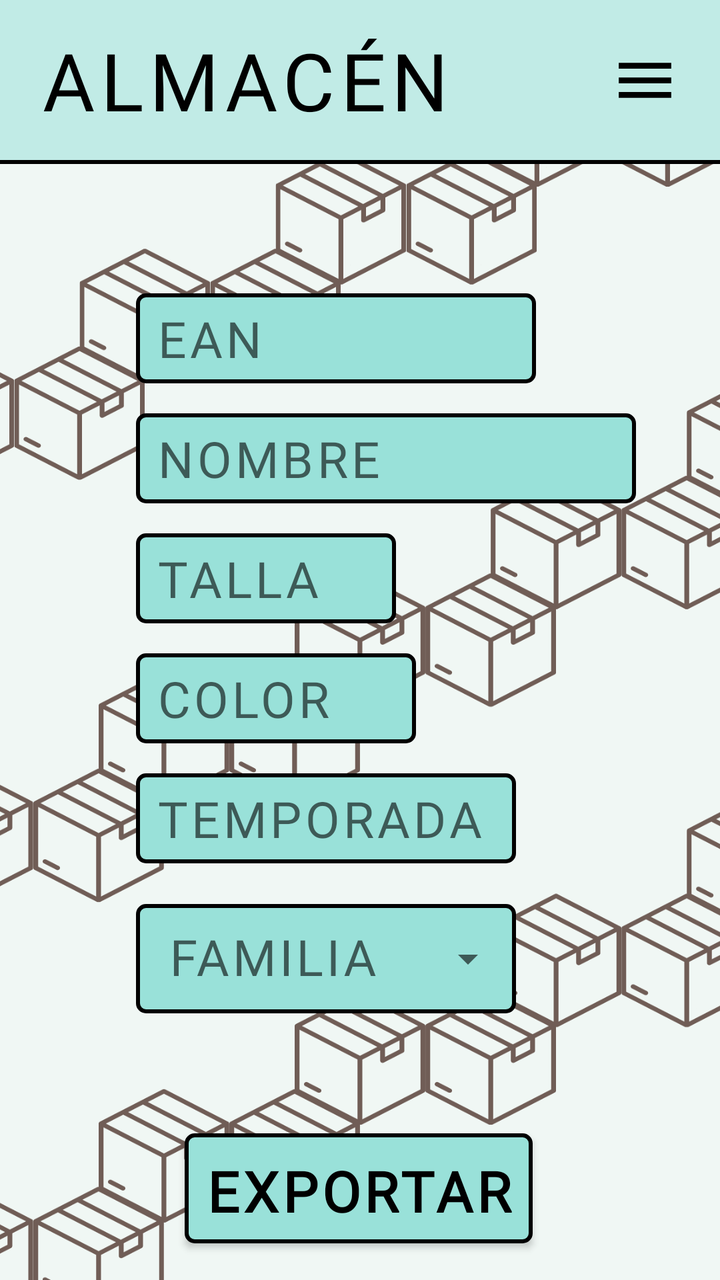
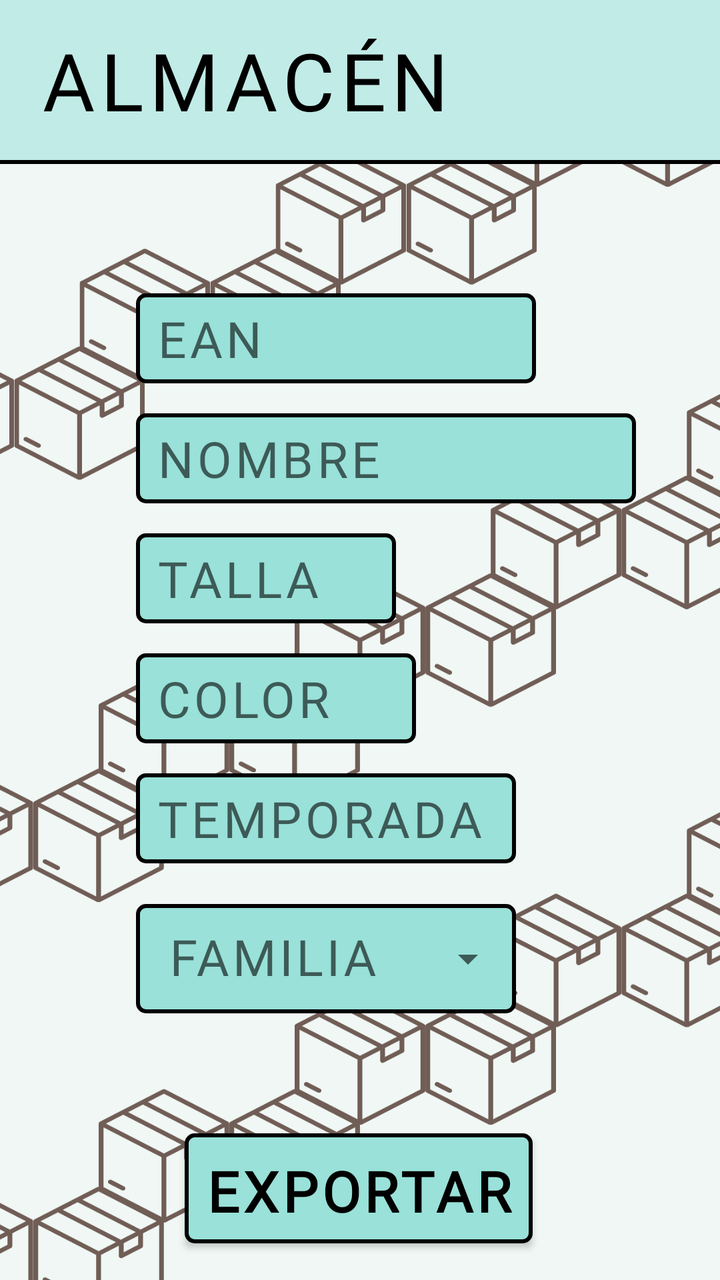

Screens rendered from an Android XML layout before and after an edit, with the pre-edit source and the edit as a unified diff.
<!-- AndroidManifest.xml: application theme Theme.Gestock -->
<!-- res/layout/stock_search.xml -->
<?xml version="1.0" encoding="utf-8"?>
<androidx.drawerlayout.widget.DrawerLayout xmlns:android="http://schemas.android.com/apk/res/android" xmlns:app="http://schemas.android.com/apk/res-auto"
    android:id="@+id/drawer_layout"
    android:fitsSystemWindows="true"
    android:layout_width="match_parent"
    android:layout_height="match_parent">
    <ImageView
        android:background="@drawable/stocksearch_background"
        android:layout_width="match_parent"
        android:layout_height="match_parent"/>
    <androidx.constraintlayout.widget.ConstraintLayout
        android:id="@+id/stocksearch"
        android:layout_width="match_parent"
        android:layout_height="match_parent">
        <TextView
            android:id="@+id/textView3"
            android:background="@color/blau_adapter"
            android:layout_width="match_parent"
            android:layout_height="80dp"
            app:layout_constraintTop_toTopOf="parent"/>
        <TextView
            android:id="@+id/blackline_textView"
            android:background="@color/black"
            android:layout_width="match_parent"
            android:layout_height="2dp"
            app:layout_constraintTop_toBottomOf="@+id/textView3"/>
        <TextView
            android:textSize="40sp"
            android:textColor="@color/black"
            android:id="@+id/nombre_almacen"
            android:layout_width="wrap_content"
            android:layout_height="wrap_content"
            android:layout_margin="20dp"
            android:text="ALMACÉN"
            android:fontFamily="@font/abhaya_libre"
            android:letterSpacing="0.07"
            app:layout_constraintBottom_toBottomOf="@+id/textView3"
            app:layout_constraintStart_toStartOf="parent"
            app:layout_constraintTop_toTopOf="@+id/textView3"/>
        <androidx.appcompat.widget.AppCompatButton
            android:id="@+id/boton_menu"
            android:background="@drawable/menu_icon_24"
            android:layout_width="35dp"
            android:layout_height="35dp"
            android:layout_margin="20dp"
            app:layout_constraintBottom_toBottomOf="@+id/nombre_almacen"
            app:layout_constraintEnd_toEndOf="parent"
            app:layout_constraintTop_toTopOf="@+id/nombre_almacen"/>
        <EditText
            android:textSize="25sp"
            android:textColor="@color/black"
            android:id="@+id/ean_entrado"
            android:background="@drawable/border_line_edittext"
            android:layout_width="200dp"
            android:layout_height="45dp"
            android:layout_marginTop="80dp"
            android:hint="EAN"
            android:maxLength="13"
            android:inputType="number"
            android:fontFamily="@font/abhaya_libre"
            android:layout_marginStart="68dp"
            android:letterSpacing="0.07"
            app:layout_constraintStart_toStartOf="parent"
            app:layout_constraintTop_toBottomOf="@+id/nombre_almacen"/>
        <EditText
            android:textSize="25sp"
            android:textColor="@color/black"
            android:id="@+id/talla_entrada"
            android:background="@drawable/border_line_edittext"
            android:layout_width="130dp"
            android:layout_height="45dp"
            android:layout_marginTop="15dp"
            android:hint="TALLA"
            android:maxLength="3"
            android:inputType="text"
            android:fontFamily="@font/abhaya_libre"
            android:letterSpacing="0.07"
            app:layout_constraintStart_toStartOf="@+id/nombre_entrado"
            app:layout_constraintTop_toBottomOf="@+id/nombre_entrado"/>
        <EditText
            android:textSize="25sp"
            android:textColor="@color/black"
            android:id="@+id/color_entrado"
            android:background="@drawable/border_line_edittext"
            android:layout_width="140dp"
            android:layout_height="45dp"
            android:layout_marginTop="15dp"
            android:hint="COLOR"
            android:inputType="text"
            android:fontFamily="@font/abhaya_libre"
            android:letterSpacing="0.07"
            app:layout_constraintStart_toStartOf="@+id/talla_entrada"
            app:layout_constraintTop_toBottomOf="@+id/talla_entrada"/>
        <EditText
            android:textSize="25sp"
            android:textColor="@color/black"
            android:id="@+id/temporada_entrada"
            android:background="@drawable/border_line_edittext"
            android:layout_width="190dp"
            android:layout_height="45dp"
            android:layout_marginTop="15dp"
            android:hint="TEMPORADA"
            android:maxLength="4"
            android:inputType="text"
            android:fontFamily="@font/abhaya_libre"
            android:letterSpacing="0.07"
            app:layout_constraintStart_toStartOf="@+id/color_entrado"
            app:layout_constraintTop_toBottomOf="@+id/color_entrado"/>
        <com.google.android.material.textfield.TextInputLayout
            android:id="@+id/familia_entrada"
            android:layout_width="190dp"
            android:layout_height="60dp"
            android:layout_marginTop="15dp"
            app:layout_constraintStart_toStartOf="@+id/temporada_entrada"
            app:layout_constraintTop_toBottomOf="@+id/temporada_entrada"
            style="@style/Widget.MaterialComponents.TextInputLayout.OutlinedBox.ExposedDropdownMenu">
            <AutoCompleteTextView
                android:textSize="25sp"
                android:textColor="@color/black"
                android:id="@+id/auto_complete_familia"
                android:background="@drawable/border_line_edittext"
                android:layout_width="match_parent"
                android:layout_height="match_parent"
                android:hint="FAMILIA"
                android:inputType="text"
                android:dropDownHeight="180dp"
                android:fontFamily="@font/abhaya_libre"
                android:letterSpacing="0.07"/>
        </com.google.android.material.textfield.TextInputLayout>
        <HorizontalScrollView
            android:scrollbars="none"
            android:layout_width="190dp"
            android:layout_height="wrap_content"
            app:layout_constraintStart_toStartOf="@+id/familia_entrada"
            app:layout_constraintTop_toBottomOf="@+id/familia_entrada">
            <com.google.android.material.chip.ChipGroup
                android:id="@+id/chip_group_familia"
                android:layout_width="wrap_content"
                android:layout_height="wrap_content"
                android:layout_marginTop="5dp"
                android:layout_marginBottom="10dp"
                app:singleLine="true"/>
        </HorizontalScrollView>
        <EditText
            android:textSize="25sp"
            android:textColor="@color/black"
            android:id="@+id/nombre_entrado"
            android:background="@drawable/border_line_edittext"
            android:layout_width="250dp"
            android:layout_height="45dp"
            android:layout_marginTop="15dp"
            android:hint="NOMBRE"
            android:inputType="text"
            android:fontFamily="@font/abhaya_libre"
            android:letterSpacing="0.07"
            app:layout_constraintStart_toStartOf="@+id/ean_entrado"
            app:layout_constraintTop_toBottomOf="@+id/ean_entrado"/>
        <androidx.appcompat.widget.AppCompatButton
            android:textSize="28sp"
            android:textStyle="bold"
            android:textColor="@color/black"
            android:id="@+id/boton_exportar_resultados"
            android:background="@drawable/border_line"
            android:layout_width="wrap_content"
            android:layout_height="55dp"
            android:layout_marginTop="60dp"
            android:text="EXPORTAR"
            android:fontFamily="@font/abhaya_libre"
            android:letterSpacing="0.07"
            app:layout_constraintEnd_toEndOf="parent"
            app:layout_constraintHorizontal_bias="0.497"
            app:layout_constraintStart_toStartOf="parent"
            app:layout_constraintTop_toBottomOf="@+id/familia_entrada"/>
    </androidx.constraintlayout.widget.ConstraintLayout>
    <include layout="@layout/menu_stocksearch"/>
</androidx.drawerlayout.widget.DrawerLayout>
<!-- res/layout/menu_stocksearch.xml (included above) -->
<?xml version="1.0" encoding="utf-8"?>
<androidx.constraintlayout.widget.ConstraintLayout xmlns:android="http://schemas.android.com/apk/res/android" xmlns:app="http://schemas.android.com/apk/res-auto"
    android:layout_gravity="end"
    android:background="@color/white"
    android:layout_width="wrap_content"
    android:layout_height="match_parent">
    <com.google.android.material.navigation.NavigationView
        android:layout_gravity="end"
        android:id="@+id/nav_menu"
        android:background="@color/white"
        android:layout_width="wrap_content"
        android:layout_height="wrap_content"
        app:headerLayout="@layout/nav_header"
        app:layout_constraintEnd_toEndOf="parent"
        app:layout_constraintTop_toTopOf="parent"
        app:menu="@menu/navigation_menu"/>
    <TextView
        android:textSize="20sp"
        android:textStyle="bold"
        android:textColor="@color/black"
        android:gravity="center_horizontal"
        android:id="@+id/textview_importando"
        android:visibility="gone"
        android:layout_width="200dp"
        android:layout_height="wrap_content"
        android:layout_marginTop="50dp"
        android:text="Importando Catalogo_ZZZ"
        android:fontFamily="@font/abhaya_libre"
        android:letterSpacing="0.07"
        app:layout_constraintEnd_toEndOf="parent"
        app:layout_constraintStart_toStartOf="parent"
        app:layout_constraintTop_toBottomOf="@+id/nav_menu"/>
    <ProgressBar
        android:id="@+id/progresbar_importando"
        android:visibility="gone"
        android:layout_width="50dp"
        android:layout_height="50dp"
        android:layout_marginTop="10dp"
        app:layout_constraintEnd_toEndOf="parent"
        app:layout_constraintStart_toStartOf="parent"
        app:layout_constraintTop_toBottomOf="@+id/textview_importando"/>
    <androidx.appcompat.widget.AppCompatButton
        android:textSize="22sp"
        android:textStyle="bold"
        android:textColor="@color/black"
        android:id="@+id/boton_almacen_virtual"
        android:background="@drawable/border_line"
        android:layout_width="match_parent"
        android:layout_height="55dp"
        android:layout_margin="15dp"
        android:text="ALMACÉN VIRTUAL"
        android:fontFamily="@font/abhaya_libre"
        android:letterSpacing="0.07"
        app:layout_constraintBottom_toBottomOf="parent"
        app:layout_constraintEnd_toEndOf="parent"
        app:layout_constraintStart_toStartOf="parent"/>
</androidx.constraintlayout.widget.ConstraintLayout>
<!-- res/layout/nav_header.xml (included above) -->
<?xml version="1.0" encoding="utf-8"?>
<androidx.constraintlayout.widget.ConstraintLayout xmlns:android="http://schemas.android.com/apk/res/android" xmlns:app="http://schemas.android.com/apk/res-auto"
    android:layout_width="match_parent"
    android:layout_height="wrap_content">
    <TextView
        android:textSize="45sp"
        android:textStyle="bold"
        android:textColor="@color/black"
        android:id="@+id/nombre_almacen_navigation"
        android:layout_width="wrap_content"
        android:layout_height="wrap_content"
        android:layout_margin="10dp"
        android:text="ALMACÉN"
        android:fontFamily="@font/abhaya_libre"
        android:letterSpacing="0.07"
        app:layout_constraintStart_toStartOf="parent"
        app:layout_constraintTop_toTopOf="parent"/>
    <TextView
        android:textSize="20sp"
        android:textStyle="bold"
        android:textColor="@color/black"
        android:id="@+id/codigo_almacen_navigation"
        android:layout_width="wrap_content"
        android:layout_height="wrap_content"
        android:text="código almacén"
        android:fontFamily="@font/abhaya_libre"
        android:letterSpacing="0.07"
        app:layout_constraintStart_toStartOf="@+id/nombre_almacen_navigation"
        app:layout_constraintTop_toBottomOf="@+id/nombre_almacen_navigation"/>
    <TextView
        android:id="@+id/blackline_textView"
        android:background="@color/black"
        android:layout_width="match_parent"
        android:layout_height="2dp"
        android:layout_marginTop="10dp"
        app:layout_constraintTop_toBottomOf="@+id/codigo_almacen_navigation"/>
</androidx.constraintlayout.widget.ConstraintLayout>
<!-- resources referenced by this layout -->
<resources>
  <color name="black">#ff000000</color>
  <color name="blau_adapter">#c1ebe6</color>
  <color name="white">#ffffffff</color>
  <!-- drawable border_line (drawable) -->
  <?xml version="1.0" encoding="utf-8"?>
  <shape xmlns:android="http://schemas.android.com/apk/res/android">
      <solid android:color="#99e1d9"/>
      <stroke
          android:width="2dp"
          android:color="#000000"/>
      <corners android:radius="4dp"/>
      <padding
          android:left="10dp"
          android:top="10dp"
          android:right="10dp"
          android:bottom="10dp"/>
  </shape>
  <!-- drawable border_line_edittext (drawable) -->
  <?xml version="1.0" encoding="utf-8"?>
  <shape xmlns:android="http://schemas.android.com/apk/res/android">
      <solid android:color="#99e1d9"/>
      <stroke
          android:width="2dp"
          android:color="#000000"/>
      <corners android:radius="4dp"/>
      <padding android:left="10dp"/>
  </shape>
  <!-- drawable menu_icon_24 (drawable) -->
  <?xml version="1.0" encoding="utf-8"?>
  <vector xmlns:android="http://schemas.android.com/apk/res/android"
      android:tint="#000000"
      android:height="24dp"
      android:width="24dp"
      android:viewportWidth="24"
      android:viewportHeight="24">
      <path
          android:fillColor="@android:color/white"
          android:pathData="M3,18h18v-2L3,16v2zM3,13h18v-2L3,11v2zM3,6v2h18L21,6L3,6z"/>
  </vector>
  <!-- drawable stocksearch_background: png bitmap (drawable-mdpi, 49723 bytes) -->
  <style name="Theme.Gestock" parent="Theme.MaterialComponents.DayNight.NoActionBar.Bridge">
          <item name="colorOnPrimary">@color/white</item>
          <item name="colorOnSecondary">@color/black</item>
          <item name="colorPrimary">@color/black_34</item>
          <item name="colorPrimaryVariant">@color/purple_700</item>
          <item name="colorSecondary">@color/teal_200</item>
          <item name="colorSecondaryVariant">@color/teal_700</item>
      </style>
  <color name="black_34">#57090909</color>
  <color name="purple_700">#ff3700b3</color>
  <color name="teal_200">#ff03dac5</color>
  <color name="teal_700">#ff018786</color>
</resources>

<!-- the commit's change to res/layout/stock_search.xml (unified diff, before → after) -->
@@ -1,272 +1,170 @@
 <?xml version="1.0" encoding="utf-8"?>
-<androidx.drawerlayout.widget.DrawerLayout xmlns:android="http://schemas.android.com/apk/res/android" xmlns:app="http://schemas.android.com/apk/res-auto"
-    android:id="@+id/drawer_layout"
-    android:fitsSystemWindows="true"
+<androidx.constraintlayout.widget.ConstraintLayout
+    xmlns:android="http://schemas.android.com/apk/res/android"
+    xmlns:app="http://schemas.android.com/apk/res-auto"
+
+    android:id="@+id/stocksearch"
     android:layout_width="match_parent"
-    android:layout_height="match_parent">
-    <ImageView
-        android:background="@drawable/stocksearch_background"
+    android:layout_height="match_parent"
+
+    android:background="@drawable/stocksearch_background">
+
+    <TextView
+        android:id="@+id/textView3"
+        android:background="@color/blau_adapter"
         android:layout_width="match_parent"
-        android:layout_height="match_parent"/>
-    <androidx.constraintlayout.widget.ConstraintLayout
-        android:id="@+id/stocksearch"
-        android:layout_width="match_parent"
-        android:layout_height="match_parent">
-        <TextView
-            android:id="@+id/textView3"
-            android:background="@color/blau_adapter"
-            android:layout_width="match_parent"
-            android:layout_height="80dp"
-            app:layout_constraintTop_toTopOf="parent"/>
-        <TextView
-            android:id="@+id/blackline_textView"
-            android:background="@color/black"
-            android:layout_width="match_parent"
-            android:layout_height="2dp"
-            app:layout_constraintTop_toBottomOf="@+id/textView3"/>
-        <TextView
-            android:textSize="40sp"
-            android:textColor="@color/black"
-            android:id="@+id/nombre_almacen"
-            android:layout_width="wrap_content"
-            android:layout_height="wrap_content"
-            android:layout_margin="20dp"
-            android:text="ALMACÉN"
-            android:fontFamily="@font/abhaya_libre"
-            android:letterSpacing="0.07"
-            app:layout_constraintBottom_toBottomOf="@+id/textView3"
-            app:layout_constraintStart_toStartOf="parent"
-            app:layout_constraintTop_toTopOf="@+id/textView3"/>
-        <androidx.appcompat.widget.AppCompatButton
-            android:id="@+id/boton_menu"
-            android:background="@drawable/menu_icon_24"
-            android:layout_width="35dp"
-            android:layout_height="35dp"
-            android:layout_margin="20dp"
-            app:layout_constraintBottom_toBottomOf="@+id/nombre_almacen"
-            app:layout_constraintEnd_toEndOf="parent"
-            app:layout_constraintTop_toTopOf="@+id/nombre_almacen"/>
-        <EditText
-            android:textSize="25sp"
-            android:textColor="@color/black"
-            android:id="@+id/ean_entrado"
-            android:background="@drawable/border_line_edittext"
-            android:layout_width="200dp"
-            android:layout_height="45dp"
-            android:layout_marginTop="80dp"
-            android:hint="EAN"
-            android:maxLength="13"
-            android:inputType="number"
-            android:fontFamily="@font/abhaya_libre"
-            android:layout_marginStart="68dp"
-            android:letterSpacing="0.07"
-            app:layout_constraintStart_toStartOf="parent"
-            app:layout_constraintTop_toBottomOf="@+id/nombre_almacen"/>
-        <EditText
-            android:textSize="25sp"
-            android:textColor="@color/black"
-            android:id="@+id/talla_entrada"
-            android:background="@drawable/border_line_edittext"
-            android:layout_width="130dp"
-            android:layout_height="45dp"
-            android:layout_marginTop="15dp"
-            android:hint="TALLA"
-            android:maxLength="3"
-            android:inputType="text"
-            android:fontFamily="@font/abhaya_libre"
-            android:letterSpacing="0.07"
-            app:layout_constraintStart_toStartOf="@+id/nombre_entrado"
-            app:layout_constraintTop_toBottomOf="@+id/nombre_entrado"/>
-        <EditText
-            android:textSize="25sp"
-            android:textColor="@color/black"
-            android:id="@+id/color_entrado"
-            android:background="@drawable/border_line_edittext"
-            android:layout_width="140dp"
-            android:layout_height="45dp"
-            android:layout_marginTop="15dp"
-            android:hint="COLOR"
-            android:inputType="text"
-            android:fontFamily="@font/abhaya_libre"
-            android:letterSpacing="0.07"
-            app:layout_constraintStart_toStartOf="@+id/talla_entrada"
-            app:layout_constraintTop_toBottomOf="@+id/talla_entrada"/>
-        <EditText
-            android:textSize="25sp"
-            android:textColor="@color/black"
-            android:id="@+id/temporada_entrada"
-            android:background="@drawable/border_line_edittext"
-            android:layout_width="190dp"
-            android:layout_height="45dp"
-            android:layout_marginTop="15dp"
-            android:hint="TEMPORADA"
-            android:maxLength="4"
-            android:inputType="text"
-            android:fontFamily="@font/abhaya_libre"
-            android:letterSpacing="0.07"
-            app:layout_constraintStart_toStartOf="@+id/color_entrado"
-            app:layout_constraintTop_toBottomOf="@+id/color_entrado"/>
-        <com.google.android.material.textfield.TextInputLayout
-            android:id="@+id/familia_entrada"
-            android:layout_width="190dp"
-            android:layout_height="60dp"
-            android:layout_marginTop="15dp"
-            app:layout_constraintStart_toStartOf="@+id/temporada_entrada"
-            app:layout_constraintTop_toBottomOf="@+id/temporada_entrada"
-            style="@style/Widget.MaterialComponents.TextInputLayout.OutlinedBox.ExposedDropdownMenu">
-            <AutoCompleteTextView
-                android:textSize="25sp"
-                android:textColor="@color/black"
-                android:id="@+id/auto_complete_familia"
-                android:background="@drawable/border_line_edittext"
-                android:layout_width="match_parent"
-                android:layout_height="match_parent"
-                android:hint="FAMILIA"
-                android:inputType="text"
-                android:dropDownHeight="180dp"
-                android:fontFamily="@font/abhaya_libre"
-                android:letterSpacing="0.07"/>
-        </com.google.android.material.textfield.TextInputLayout>
-        <HorizontalScrollView
-            android:scrollbars="none"
-            android:layout_width="190dp"
-            android:layout_height="wrap_content"
-            app:layout_constraintStart_toStartOf="@+id/familia_entrada"
-            app:layout_constraintTop_toBottomOf="@+id/familia_entrada">
-            <com.google.android.material.chip.ChipGroup
-                android:id="@+id/chip_group_familia"
-                android:layout_width="wrap_content"
-                android:layout_height="wrap_content"
-                android:layout_marginTop="5dp"
-                android:layout_marginBottom="10dp"
-                app:singleLine="true"/>
-        </HorizontalScrollView>
-        <EditText
-            android:textSize="25sp"
-            android:textColor="@color/black"
-            android:id="@+id/nombre_entrado"
-            android:background="@drawable/border_line_edittext"
-            android:layout_width="250dp"
-            android:layout_height="45dp"
-            android:layout_marginTop="15dp"
-            android:hint="NOMBRE"
-            android:inputType="text"
-            android:fontFamily="@font/abhaya_libre"
-            android:letterSpacing="0.07"
-            app:layout_constraintStart_toStartOf="@+id/ean_entrado"
-            app:layout_constraintTop_toBottomOf="@+id/ean_entrado"/>
-        <androidx.appcompat.widget.AppCompatButton
-            android:textSize="28sp"
-            android:textStyle="bold"
-            android:textColor="@color/black"
-            android:id="@+id/boton_exportar_resultados"
-            android:background="@drawable/border_line"
-            android:layout_width="wrap_content"
-            android:layout_height="55dp"
-            android:layout_marginTop="60dp"
-            android:text="EXPORTAR"
-            android:fontFamily="@font/abhaya_libre"
-            android:letterSpacing="0.07"
-            app:layout_constraintEnd_toEndOf="parent"
-            app:layout_constraintHorizontal_bias="0.497"
-            app:layout_constraintStart_toStartOf="parent"
-            app:layout_constraintTop_toBottomOf="@+id/familia_entrada"/>
-    </androidx.constraintlayout.widget.ConstraintLayout>
-    <include layout="@layout/menu_stocksearch"/>
-</androidx.drawerlayout.widget.DrawerLayout>
-<!-- res/layout/menu_stocksearch.xml (included above) -->
-<?xml version="1.0" encoding="utf-8"?>
-<androidx.constraintlayout.widget.ConstraintLayout xmlns:android="http://schemas.android.com/apk/res/android" xmlns:app="http://schemas.android.com/apk/res-auto"
-    android:layout_gravity="end"
-    android:background="@color/white"
-    android:layout_width="wrap_content"
-    android:layout_height="match_parent">
-    <com.google.android.material.navigation.NavigationView
-        android:layout_gravity="end"
-        android:id="@+id/nav_menu"
-        android:background="@color/white"
-        android:layout_width="wrap_content"
-        android:layout_height="wrap_content"
-        app:headerLayout="@layout/nav_header"
-        app:layout_constraintEnd_toEndOf="parent"
-        app:layout_constraintTop_toTopOf="parent"
-        app:menu="@menu/navigation_menu"/>
-    <TextView
-        android:textSize="20sp"
-        android:textStyle="bold"
-        android:textColor="@color/black"
-        android:gravity="center_horizontal"
-        android:id="@+id/textview_importando"
-        android:visibility="gone"
-        android:layout_width="200dp"
-        android:layout_height="wrap_content"
-        android:layout_marginTop="50dp"
-        android:text="Importando Catalogo_ZZZ"
-        android:fontFamily="@font/abhaya_libre"
-        android:letterSpacing="0.07"
-        app:layout_constraintEnd_toEndOf="parent"
-        app:layout_constraintStart_toStartOf="parent"
-        app:layout_constraintTop_toBottomOf="@+id/nav_menu"/>
-    <ProgressBar
-        android:id="@+id/progresbar_importando"
-        android:visibility="gone"
-        android:layout_width="50dp"
-        android:layout_height="50dp"
-        android:layout_marginTop="10dp"
-        app:layout_constraintEnd_toEndOf="parent"
-        app:layout_constraintStart_toStartOf="parent"
-        app:layout_constraintTop_toBottomOf="@+id/textview_importando"/>
-    <androidx.appcompat.widget.AppCompatButton
-        android:textSize="22sp"
-        android:textStyle="bold"
-        android:textColor="@color/black"
-        android:id="@+id/boton_almacen_virtual"
-        android:background="@drawable/border_line"
-        android:layout_width="match_parent"
-        android:layout_height="55dp"
-        android:layout_margin="15dp"
-        android:text="ALMACÉN VIRTUAL"
-        android:fontFamily="@font/abhaya_libre"
-        android:letterSpacing="0.07"
-        app:layout_constraintBottom_toBottomOf="parent"
-        app:layout_constraintEnd_toEndOf="parent"
-        app:layout_constraintStart_toStartOf="parent"/>
-</androidx.constraintlayout.widget.ConstraintLayout>
-<!-- res/layout/nav_header.xml (included above) -->
-<?xml version="1.0" encoding="utf-8"?>
-<androidx.constraintlayout.widget.ConstraintLayout xmlns:android="http://schemas.android.com/apk/res/android" xmlns:app="http://schemas.android.com/apk/res-auto"
-    android:layout_width="match_parent"
-    android:layout_height="wrap_content">
-    <TextView
-        android:textSize="45sp"
-        android:textStyle="bold"
-        android:textColor="@color/black"
-        android:id="@+id/nombre_almacen_navigation"
-        android:layout_width="wrap_content"
-        android:layout_height="wrap_content"
-        android:layout_margin="10dp"
-        android:text="ALMACÉN"
-        android:fontFamily="@font/abhaya_libre"
-        android:letterSpacing="0.07"
-        app:layout_constraintStart_toStartOf="parent"
+        android:layout_height="80dp"
         app:layout_constraintTop_toTopOf="parent"/>
-    <TextView
-        android:textSize="20sp"
-        android:textStyle="bold"
-        android:textColor="@color/black"
-        android:id="@+id/codigo_almacen_navigation"
-        android:layout_width="wrap_content"
-        android:layout_height="wrap_content"
-        android:text="código almacén"
-        android:fontFamily="@font/abhaya_libre"
-        android:letterSpacing="0.07"
-        app:layout_constraintStart_toStartOf="@+id/nombre_almacen_navigation"
-        app:layout_constraintTop_toBottomOf="@+id/nombre_almacen_navigation"/>
     <TextView
         android:id="@+id/blackline_textView"
         android:background="@color/black"
         android:layout_width="match_parent"
         android:layout_height="2dp"
-        android:layout_marginTop="10dp"
-        app:layout_constraintTop_toBottomOf="@+id/codigo_almacen_navigation"/>
+        app:layout_constraintTop_toBottomOf="@+id/textView3"/>
+    <TextView
+        android:textSize="40sp"
+        android:textColor="@color/black"
+        android:id="@+id/nombre_almacen"
+        android:layout_width="wrap_content"
+        android:layout_height="wrap_content"
+        android:layout_margin="20dp"
+        android:text="ALMACÉN"
+        android:fontFamily="@font/abhaya_libre"
+        android:letterSpacing="0.07"
+        app:layout_constraintBottom_toBottomOf="@+id/textView3"
+        app:layout_constraintStart_toStartOf="parent"
+        app:layout_constraintTop_toTopOf="@+id/textView3"/>
+
+    <EditText
+        android:textSize="25sp"
+        android:textColor="@color/black"
+        android:id="@+id/ean_entrado"
+        android:background="@drawable/border_line_edittext"
+        android:layout_width="200dp"
+        android:layout_height="45dp"
+        android:layout_marginTop="80dp"
+        android:hint="EAN"
+        android:maxLength="13"
+        android:inputType="number"
+        android:fontFamily="@font/abhaya_libre"
+        android:layout_marginStart="68dp"
+        android:letterSpacing="0.07"
+        app:layout_constraintStart_toStartOf="parent"
+        app:layout_constraintTop_toBottomOf="@+id/nombre_almacen"/>
+
+    <EditText
+        android:textSize="25sp"
+        android:textColor="@color/black"
+        android:id="@+id/talla_entrada"
+        android:background="@drawable/border_line_edittext"
+        android:layout_width="130dp"
+        android:layout_height="45dp"
+        android:layout_marginTop="15dp"
+        android:hint="TALLA"
+        android:maxLength="3"
+        android:inputType="text"
+        android:fontFamily="@font/abhaya_libre"
+        android:letterSpacing="0.07"
+        app:layout_constraintStart_toStartOf="@+id/nombre_entrado"
+        app:layout_constraintTop_toBottomOf="@+id/nombre_entrado"/>
+
+    <EditText
+        android:textSize="25sp"
+        android:textColor="@color/black"
+        android:id="@+id/color_entrado"
+        android:background="@drawable/border_line_edittext"
+        android:layout_width="140dp"
+        android:layout_height="45dp"
+        android:layout_marginTop="15dp"
+        android:hint="COLOR"
+        android:inputType="text"
+        android:fontFamily="@font/abhaya_libre"
+        android:letterSpacing="0.07"
+        app:layout_constraintStart_toStartOf="@+id/talla_entrada"
+        app:layout_constraintTop_toBottomOf="@+id/talla_entrada"/>
+
+    <EditText
+        android:textSize="25sp"
+        android:textColor="@color/black"
+        android:id="@+id/temporada_entrada"
+        android:background="@drawable/border_line_edittext"
+        android:layout_width="190dp"
+        android:layout_height="45dp"
+        android:layout_marginTop="15dp"
+        android:hint="TEMPORADA"
+        android:maxLength="4"
+        android:inputType="text"
+        android:fontFamily="@font/abhaya_libre"
+        android:letterSpacing="0.07"
+        app:layout_constraintStart_toStartOf="@+id/color_entrado"
+        app:layout_constraintTop_toBottomOf="@+id/color_entrado"/>
+
+    <com.google.android.material.textfield.TextInputLayout
+        android:id="@+id/familia_entrada"
+        android:layout_width="190dp"
+        android:layout_height="60dp"
+        android:layout_marginTop="15dp"
+        app:layout_constraintStart_toStartOf="@+id/temporada_entrada"
+        app:layout_constraintTop_toBottomOf="@+id/temporada_entrada"
+        style="@style/Widget.MaterialComponents.TextInputLayout.OutlinedBox.ExposedDropdownMenu">
+        <AutoCompleteTextView
+            android:textSize="25sp"
+            android:textColor="@color/black"
+            android:id="@+id/auto_complete_familia"
+            android:background="@drawable/border_line_edittext"
+            android:layout_width="match_parent"
+            android:layout_height="match_parent"
+            android:hint="FAMILIA"
+            android:inputType="text"
+            android:dropDownHeight="180dp"
+            android:fontFamily="@font/abhaya_libre"
+            android:letterSpacing="0.07"/>
+    </com.google.android.material.textfield.TextInputLayout>
+
+    <HorizontalScrollView
+        android:scrollbars="none"
+        android:layout_width="190dp"
+        android:layout_height="wrap_content"
+        app:layout_constraintStart_toStartOf="@+id/familia_entrada"
+        app:layout_constraintTop_toBottomOf="@+id/familia_entrada">
+        <com.google.android.material.chip.ChipGroup
+            android:id="@+id/chip_group_familia"
+            android:layout_width="wrap_content"
+            android:layout_height="wrap_content"
+            android:layout_marginTop="5dp"
+            android:layout_marginBottom="10dp"
+            app:singleLine="true"/>
+    </HorizontalScrollView>
+
+    <EditText
+        android:textSize="25sp"
+        android:textColor="@color/black"
+        android:id="@+id/nombre_entrado"
+        android:background="@drawable/border_line_edittext"
+        android:layout_width="250dp"
+        android:layout_height="45dp"
+        android:layout_marginTop="15dp"
+        android:hint="NOMBRE"
+        android:inputType="text"
+        android:fontFamily="@font/abhaya_libre"
+        android:letterSpacing="0.07"
+        app:layout_constraintStart_toStartOf="@+id/ean_entrado"
+        app:layout_constraintTop_toBottomOf="@+id/ean_entrado"/>
+
+    <androidx.appcompat.widget.AppCompatButton
+        android:textSize="28sp"
+        android:textStyle="bold"
+        android:textColor="@color/black"
+        android:id="@+id/boton_exportar_resultados"
+        android:background="@drawable/border_line"
+        android:layout_width="wrap_content"
+        android:layout_height="55dp"
+        android:layout_marginTop="60dp"
+        android:text="EXPORTAR"
+        android:fontFamily="@font/abhaya_libre"
+        android:letterSpacing="0.07"
+        app:layout_constraintEnd_toEndOf="parent"
+        app:layout_constraintHorizontal_bias="0.497"
+        app:layout_constraintStart_toStartOf="parent"
+        app:layout_constraintTop_toBottomOf="@+id/familia_entrada"/>
 </androidx.constraintlayout.widget.ConstraintLayout>
<!-- resource entries referenced after the edit -->
@@ -27,18 +27,6 @@
       <corners android:radius="4dp"/>
       <padding android:left="10dp"/>
   </shape>
-  <!-- drawable menu_icon_24 (drawable) -->
-  <?xml version="1.0" encoding="utf-8"?>
-  <vector xmlns:android="http://schemas.android.com/apk/res/android"
-      android:tint="#000000"
-      android:height="24dp"
-      android:width="24dp"
-      android:viewportWidth="24"
-      android:viewportHeight="24">
-      <path
-          android:fillColor="@android:color/white"
-          android:pathData="M3,18h18v-2L3,16v2zM3,13h18v-2L3,11v2zM3,6v2h18L21,6L3,6z"/>
-  </vector>
   <!-- drawable stocksearch_background: png bitmap (drawable-mdpi, 49723 bytes) -->
   <style name="Theme.Gestock" parent="Theme.MaterialComponents.DayNight.NoActionBar.Bridge">
           <item name="colorOnPrimary">@color/white</item>
